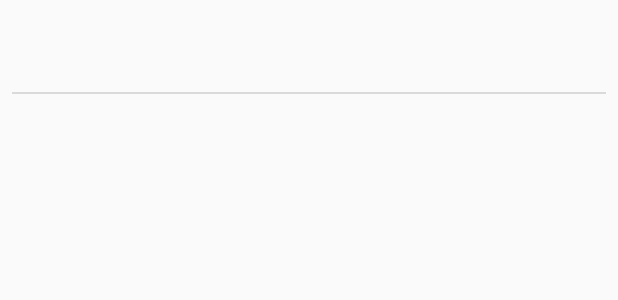
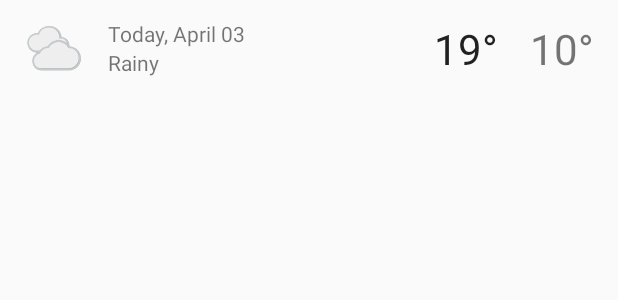
Before and after one commit to tuvakov/MySunshine, an Android app: the layout forecast_list_item.xml on its own in the app's theme, with its tools: preview values and no code run, on a phone screen of 412 x 824 dp. Shown: the top 300 px of the screen. Run offline under Robolectric (Android 15) with nearby library versions, the phone set to English and light mode, and no system bars.

Commit message:
Reformat UI of the RecyclerView list item.

```diff
--- a/app/build.gradle
+++ b/app/build.gradle
@@ -30,6 +30,9 @@ dependencies {
     implementation 'com.android.support:recyclerview-v7:27.1.1'
     implementation 'com.android.support:preference-v7:27.1.1'
 
+    /* Dependency for ConstraintLayout */
+    implementation 'com.android.support.constraint:constraint-layout:1.0.2'
+
     /* AAC Dependencies */
     def lifecycle_version = "1.1.1"
     implementation "android.arch.lifecycle:runtime:$lifecycle_version"
--- a/app/src/main/java/com/example/android/sunshine/ForecastAdapter.java
+++ b/app/src/main/java/com/example/android/sunshine/ForecastAdapter.java
@@ -16,11 +16,13 @@
 package com.example.android.sunshine;
 
 import android.content.Context;
+import android.support.constraint.ConstraintLayout;
 import android.support.v7.widget.RecyclerView;
 import android.view.LayoutInflater;
 import android.view.View;
 import android.view.View.OnClickListener;
 import android.view.ViewGroup;
+import android.widget.ImageView;
 import android.widget.TextView;
 
 import com.example.android.sunshine.data.database.WeatherEntry;
@@ -64,11 +66,24 @@ public class ForecastAdapter extends RecyclerView.Adapter<ForecastAdapter.Foreca
      * Cache of the children views for a forecast list item.
      */
     public class ForecastAdapterViewHolder extends RecyclerView.ViewHolder implements OnClickListener {
-        public final TextView mWeatherTextView;
+
+        /* Instances for each text view and icon image view */
+        final TextView tvDate;
+        final TextView tvDescription;
+        final TextView tvHigh;
+        final TextView tvLow;
+        final ImageView ivWeatherIconView;
 
         public ForecastAdapterViewHolder(View view) {
             super(view);
-            mWeatherTextView = (TextView) view.findViewById(R.id.tv_weather_data);
+
+            /* Find views */
+            tvDate = (TextView) view.findViewById(R.id.tv_date);
+            tvDescription = (TextView) view.findViewById(R.id.tv_weather_description);
+            tvHigh = (TextView) view.findViewById(R.id.tv_high_temperature);
+            tvLow = (TextView) view.findViewById(R.id.tv_low_temperature);
+            ivWeatherIconView = (ImageView) view.findViewById(R.id.iv_weather_icon);
+
             view.setOnClickListener(this);
         }
 
@@ -119,10 +134,28 @@ public class ForecastAdapter extends RecyclerView.Adapter<ForecastAdapter.Foreca
      */
     @Override
     public void onBindViewHolder(ForecastAdapterViewHolder forecastAdapterViewHolder, int position) {
-        // Prepare data to show in MainActivity UI
-        String weatherForThisDay = prepareWeatherData(forecastAdapterViewHolder.mWeatherTextView.getContext(),
-                mWeatherData.get(position));
-        forecastAdapterViewHolder.mWeatherTextView.setText(weatherForThisDay);
+        Context context = forecastAdapterViewHolder.ivWeatherIconView.getContext();
+
+        /* Prepare data to show in MainActivity UI */
+        WeatherEntry weatherEntry = mWeatherData.get(position);
+
+        /* Get human readable string using our utility method */
+        String dateString = SunshineDateUtils.getFriendlyDateString(context, weatherEntry.getDate(), false);
+
+        /* Get icon id and set */
+        int weatherImageId = SunshineWeatherUtils
+                .getSmallArtResourceIdForWeatherCondition(weatherEntry.getWeatherId());
+        forecastAdapterViewHolder.ivWeatherIconView.setImageResource(weatherImageId);
+
+        /* Format temperatures */
+        String highString = SunshineWeatherUtils.formatTemperature(context, weatherEntry.getMax());
+        String lowString = SunshineWeatherUtils.formatTemperature(context, weatherEntry.getMin());
+
+        /* Set TextViews */
+        forecastAdapterViewHolder.tvDate.setText(dateString);
+        forecastAdapterViewHolder.tvDescription.setText(weatherEntry.getDescription());
+        forecastAdapterViewHolder.tvHigh.setText(highString);
+        forecastAdapterViewHolder.tvLow.setText(lowString);
     }
 
     /**
--- a/app/src/main/res/layout/forecast_list_item.xml
+++ b/app/src/main/res/layout/forecast_list_item.xml
@@ -14,25 +14,79 @@
  See the License for the specific language governing permissions and
  limitations under the License.
 -->
-<LinearLayout xmlns:android="http://schemas.android.com/apk/res/android"
-              android:layout_width="match_parent"
-              android:layout_height="wrap_content"
-              android:orientation="vertical">
+<android.support.constraint.ConstraintLayout xmlns:android="http://schemas.android.com/apk/res/android"
+    android:layout_width="match_parent"
+    android:layout_height="wrap_content"
+    xmlns:app="http://schemas.android.com/apk/res-auto"
+    xmlns:tools="http://schemas.android.com/tools"
+    android:minHeight="?android:attr/listPreferredItemHeight"
+    android:paddingBottom="12dp"
+    android:paddingLeft="16dp"
+    android:paddingRight="16dp"
+    android:paddingTop="12dp">
 
-    <!--This TextView holds the weather data for one particular day in the forecast-->
+    <!-- ImageView that holds weather icons -->
+    <ImageView
+        android:id="@+id/iv_weather_icon"
+        android:layout_width="40dp"
+        android:layout_height="40dp"
+        app:layout_constraintLeft_toLeftOf="parent"
+        app:layout_constraintBottom_toTopOf="@+id/guideline"
+        app:layout_constraintTop_toTopOf="@+id/guideline"
+        tools:src="@drawable/art_clouds"/>
+
+    <!-- TextView that holds date -->
     <TextView
-        android:id="@+id/tv_weather_data"
-        style="@style/TextAppearance.AppCompat.Large"
+        android:id="@+id/tv_date"
         android:layout_width="wrap_content"
         android:layout_height="wrap_content"
-        android:padding="16dp"/>
+        android:layout_marginLeft="16dp"
+        android:layout_marginStart="16dp"
+        app:layout_constraintBottom_toTopOf="@+id/guideline"
+        app:layout_constraintLeft_toRightOf="@+id/iv_weather_icon"
+        tools:text="Today, April 03"/>
 
-    <!--This View serves as a visual divider between list items-->
-    <View
-        android:layout_width="match_parent"
-        android:layout_height="1dp"
-        android:background="#dadada"
-        android:layout_marginLeft="8dp"
-        android:layout_marginRight="8dp" />
+    <!-- TextView that holds description -->
+    <TextView
+        android:id="@+id/tv_weather_description"
+        android:layout_width="wrap_content"
+        android:layout_height="wrap_content"
+        app:layout_constraintLeft_toLeftOf="@+id/tv_date"
+        app:layout_constraintTop_toTopOf="@+id/guideline"
+        tools:text="Rainy"/>
 
-</LinearLayout>
+    <!-- Guideline to keep views inline -->
+    <android.support.constraint.Guideline
+        android:id="@+id/guideline"
+        android:layout_width="wrap_content"
+        android:layout_height="wrap_content"
+        android:orientation="horizontal"
+        app:layout_constraintGuide_percent="0.5"/>
+
+    <!-- TextView that holds high temperature -->
+    <TextView
+        android:id="@+id/tv_high_temperature"
+        android:layout_width="wrap_content"
+        android:layout_height="wrap_content"
+        style="@style/TextAppearance.AppCompat.Large"
+        android:layout_marginEnd="4dp"
+        android:layout_marginRight="4dp"
+        android:textSize="28dp"
+        app:layout_constraintBottom_toTopOf="@+id/guideline"
+        app:layout_constraintRight_toLeftOf="@+id/tv_low_temperature"
+        app:layout_constraintTop_toTopOf="@+id/guideline"
+        tools:text="19\u00b0"/>
+
+    <!-- TextView that holds low temperature -->
+    <TextView
+        android:id="@+id/tv_low_temperature"
+        android:layout_width="60dp"
+        android:layout_height="wrap_content"
+        android:gravity="end"
+        android:textSize="28dp"
+        app:layout_constraintBottom_toBottomOf="@+id/guideline"
+        app:layout_constraintRight_toRightOf="parent"
+        app:layout_constraintTop_toTopOf="@+id/guideline"
+        tools:text="10\u00b0"/>
+
+</android.support.constraint.ConstraintLayout>
```
